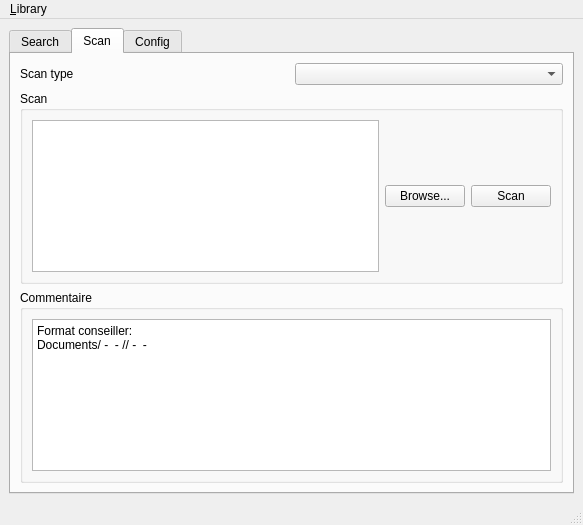
This is ui/main.ui in sbrunner/edocuments as Qt 5 draws it before an edit. The edited form follows.
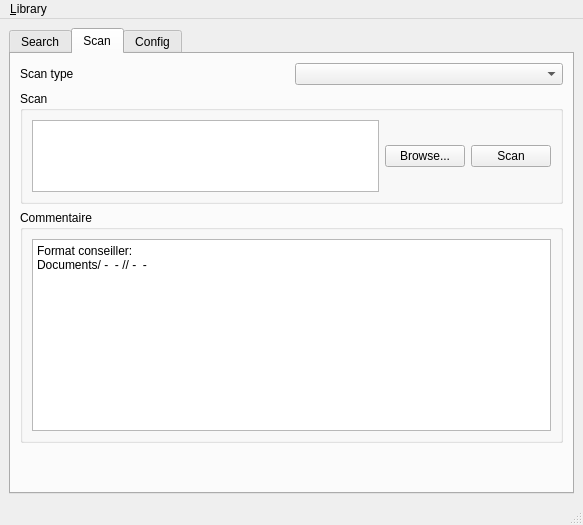
This is the edited form. The open tabs and pages were chosen to show the change.

The edit to the form file:
```diff
--- a/ui/main.ui
+++ b/ui/main.ui
@@ -90,10 +90,13 @@
           </property>
           <layout class="QHBoxLayout" name="horizontalLayout_5">
            <item>
-            <widget class="QTextEdit" name="scan_to">
+            <widget class="QPlainTextEdit" name="scan_to">
              <property name="inputMethodHints">
               <set>Qt::ImhNone</set>
              </property>
+             <property name="sizeAdjustPolicy">
+              <enum>QAbstractScrollArea::AdjustToContentsOnFirstShow</enum>
+             </property>
             </widget>
            </item>
            <item>
```
Left out of the diff: 8 changed lines with no effect on the pictures.
